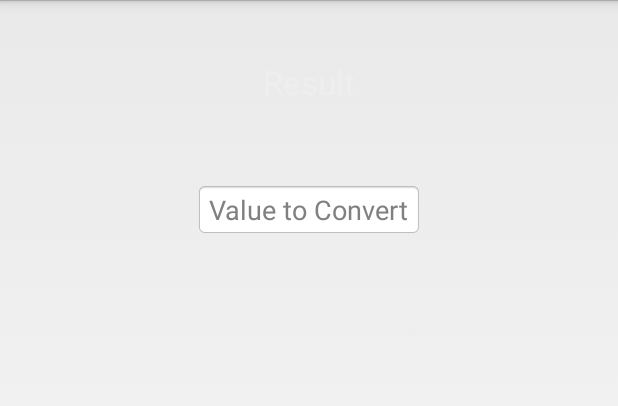
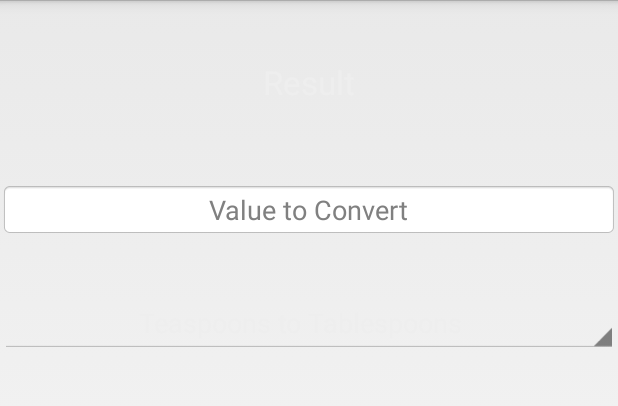
Before and after one commit to Miller47/RecipeBuddy, an Android app: the fragment ConverterFragment shown on its own in the app's theme, on a phone screen of 412 x 824 dp, the part 72-478 px from its top. Run offline under Robolectric (Android 15) with nearby library versions, the phone set to English and light mode, and no system bars.

Commit message:
converter mostly done

```diff
--- a/RecipeBuddy/app/src/main/java/com/miller/tyler/recipebuddy/ConverterFragment.java
+++ b/RecipeBuddy/app/src/main/java/com/miller/tyler/recipebuddy/ConverterFragment.java
@@ -1,17 +1,32 @@
 package com.miller.tyler.recipebuddy;
 
 
+import android.app.AlertDialog;
 import android.os.Bundle;
 import android.app.Fragment;
 import android.view.LayoutInflater;
 import android.view.View;
 import android.view.ViewGroup;
+import android.widget.AdapterView;
+import android.widget.ArrayAdapter;
+import android.widget.Button;
+import android.widget.EditText;
+import android.widget.Spinner;
+import android.widget.TextView;
+import android.widget.Toast;
 
 
 /**
  * A simple {@link Fragment} subclass.
  */
 public class ConverterFragment extends Fragment {
+
+    private Spinner mUnits;
+    private TextView mResult;
+    private EditText mUserValue;
+    private Button mConvert;
+    private double mUnitValue;
+    private double mValueToConvert;
 
 
     public ConverterFragment() {
@@ -22,9 +37,70 @@ public class ConverterFragment extends Fragment {
     @Override
     public View onCreateView(LayoutInflater inflater, ViewGroup container,
                              Bundle savedInstanceState) {
+
+        View rootView = inflater.inflate(R.layout.fragment_converter, container, false);
+
+        mUnits = (Spinner) rootView.findViewById(R.id.spinner);
+        mResult = (TextView) rootView.findViewById(R.id.result);
+        mUserValue = (EditText) rootView.findViewById(R.id.editText);
+        mConvert = (Button) rootView.findViewById(R.id.convert_button);
+
+        ArrayAdapter adapter = ArrayAdapter.createFromResource(getActivity(), R.array.convert_to, R.layout.spinner_item);
+        mUnits.setAdapter(adapter);
+
+        mUnits.setOnItemSelectedListener(new AdapterView.OnItemSelectedListener() {
+            @Override
+            public void onItemSelected(AdapterView<?> parent, View view, int position, long id) {
+
+                switch (position) {
+                    case 0:
+                        mUnitValue = 0.33333333334;
+                        break;
+                    case 1:
+                        mUnitValue = 0.0625;
+                        break;
+                    case 2:
+                        mUnitValue = 0.5;
+                        break;
+                    case 3:
+                        mUnitValue = 0.5;
+                        break;
+                    case 4:
+                        mUnitValue = 0.25;
+                }
+            }
+
+            @Override
+            public void onNothingSelected(AdapterView<?> parent) {
+
+            }
+        });
+
+
+        mConvert.setOnClickListener(new View.OnClickListener() {
+            @Override
+            public void onClick(View v) {
+
+
+
+                if (mUserValue.getText().toString().equals("")) {
+                    Toast.makeText(getActivity(), "Please enter a Value!", Toast.LENGTH_LONG).show();
+
+                } else {
+                    mValueToConvert = Double.parseDouble(mUserValue.getText().toString());
+                    String result = String.valueOf(mUnitValue * mValueToConvert);
+                    mResult.setText(result);
+                    mUserValue.setText(null);
+
+                }
+            }
+        });
+
         // Inflate the layout for this fragment
-        return inflater.inflate(R.layout.fragment_converter, container, false);
+        return rootView;
     }
 
 
+
+
 }
--- a/RecipeBuddy/app/src/main/java/com/miller/tyler/recipebuddy/MainActivity.java
+++ b/RecipeBuddy/app/src/main/java/com/miller/tyler/recipebuddy/MainActivity.java
@@ -2,6 +2,7 @@ package com.miller.tyler.recipebuddy;
 
 import android.app.ActionBar;
 import android.app.Activity;
+import android.app.AlertDialog;
 import android.content.Context;
 import android.content.res.Configuration;
 import android.os.Bundle;
@@ -211,4 +212,6 @@ public class MainActivity extends Activity implements AdapterView.OnItemClickLis
 
 
     }
+
+
 }
--- a/RecipeBuddy/app/src/main/res/layout/fragment_converter.xml
+++ b/RecipeBuddy/app/src/main/res/layout/fragment_converter.xml
@@ -5,7 +5,7 @@
 
 
     <TextView
-        android:layout_width="wrap_content"
+        android:layout_width="match_parent"
         android:layout_height="wrap_content"
         android:textAppearance="?android:attr/textAppearanceLarge"
         android:text="@string/result"
@@ -13,10 +13,11 @@
         android:layout_alignParentTop="true"
         android:layout_centerHorizontal="true"
         android:layout_marginTop="40dp"
-        android:textColor="@color/light"/>
+        android:textColor="@color/light"
+        android:gravity="center"/>
 
     <EditText
-        android:layout_width="wrap_content"
+        android:layout_width="match_parent"
         android:layout_height="wrap_content"
         android:id="@+id/editText"
         android:layout_below="@+id/result"
@@ -24,7 +25,8 @@
         android:layout_marginTop="52dp"
         android:hint="@string/value_convert"
         android:background="@android:drawable/editbox_background_normal"
-        android:inputType="number"/>
+        android:inputType="number"
+        android:gravity="center"/>
 
     <Spinner
         android:layout_width="wrap_content"
@@ -36,7 +38,9 @@
         android:layout_marginTop="38dp"
         android:layout_alignRight="@+id/editText"
         android:layout_alignEnd="@+id/editText"
-        android:backgroundTint="@color/light"/>
+        android:popupBackground="@color/my_pink"
+        android:gravity="center"
+        />
 
     <Button
         android:layout_width="wrap_content"
--- /dev/null
+++ b/RecipeBuddy/app/src/main/res/layout/spinner_item.xml
@@ -0,0 +1,12 @@
+<?xml version="1.0" encoding="utf-8"?>
+
+
+    <TextView
+    xmlns:android="http://schemas.android.com/apk/res/android"
+        android:layout_width="wrap_content"
+        android:layout_height="wrap_content"
+        android:textAppearance="?android:attr/textAppearanceMedium"
+        android:text="Medium Text"
+        android:id="@+id/textView"
+        android:gravity="center"
+        android:textColor="@color/light"/>
--- a/RecipeBuddy/app/src/main/res/values/strings.xml
+++ b/RecipeBuddy/app/src/main/res/values/strings.xml
@@ -18,6 +18,14 @@
         <item>Measurement Converter</item>
     </string-array>
 
+    <string-array name="convert_to">
+        <item>Teaspoons to Tablespoons</item>
+        <item>Tablespoons to Cups</item>
+        <item>Cups to Pints</item>
+        <item>Pints to Quarts</item>
+        <item>Quarts to Gallons</item>
+    </string-array>
+
     <string name="hello_blank_fragment">Hello blank fragment</string>
     <string name="cook_btn">Cook It</string>
     <string name="title_activity_detail">DetailActivity</string>
@@ -26,5 +34,7 @@
     <string name="result">Result</string>
     <string name="value_convert">Value to Convert</string>
     <string name="convert">Convert</string>
+    <string name="title">Sorry!</string>
+    <string name="error">Something went wrong!</string>
 
 </resources>
```
Also changed, not shown: RecipeBuddy/app/src/main/java/com/miller/tyler/recipebuddy/PopularFragment.java (+14 -2 lines).
